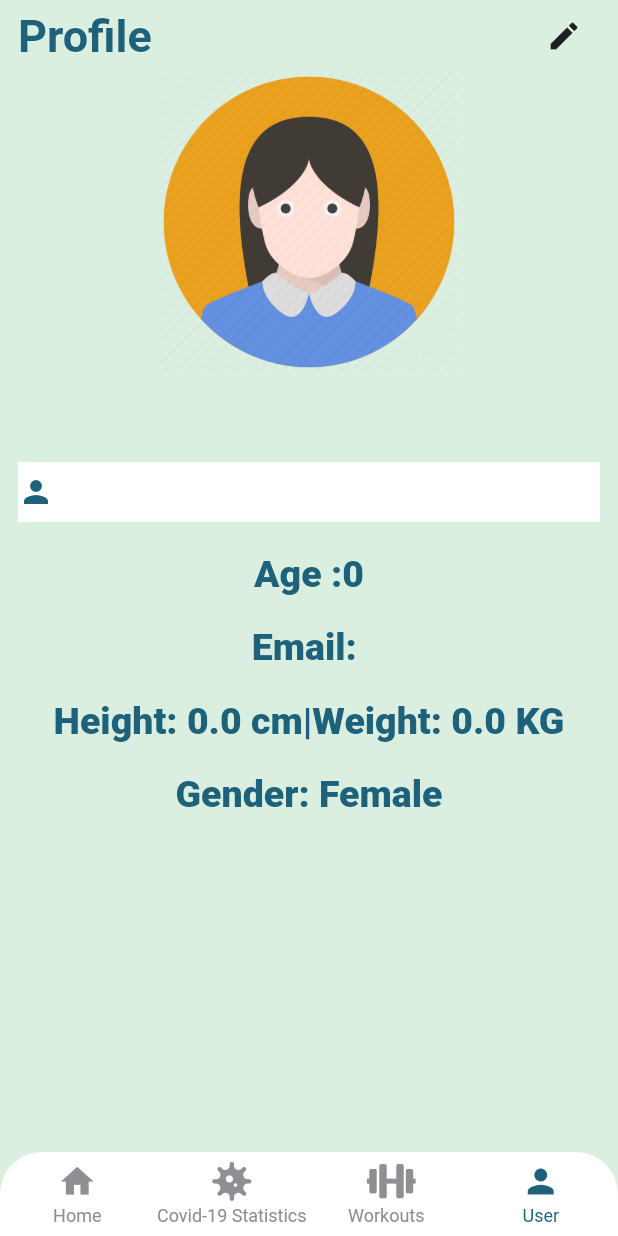
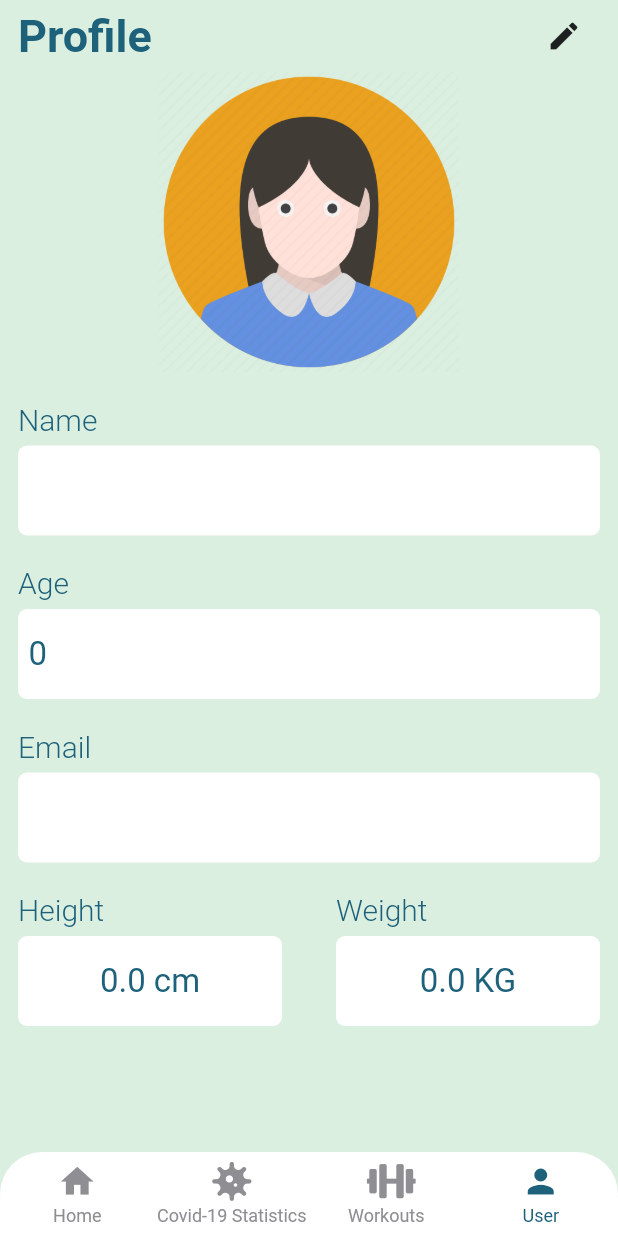
Before and after one commit to SumayaSiddique/Care_4_U_project, a Flutter app: the screen it shows once a user with an empty profile is signed in, item 4 of the bottom bar chosen, on a phone screen of 412 x 824 dp. Run offline on Flutter 3.47's test engine with Material 2 defaults, Android fonts, the phone set to English and light mode, and no system bars; drawn by our look-alikes of persistent_bottom_nav_bar; our stand-ins replace carousel_slider, cloud_firestore, firebase_auth, firebase_core, fl_chart, flutter_local_notifications and 10 more; accounts and stored records are empty; network calls fail; Roboto replaces fonts that are missing (SF Pro Rounded); project files that could hold a hidden picture were left out.

Commit message:
UserDetails Page updated

```diff
--- a/care_4_u_project/lib/Screens/UserDetails/UserDetails.dart
+++ b/care_4_u_project/lib/Screens/UserDetails/UserDetails.dart
@@ -308,21 +308,97 @@ class BuildUserInfo extends StatelessWidget {
             height: 200,
           ),
         ),
-        SizedBox(height: 60),
+        SizedBox(height: 20),
+        Text(
+          "Name",
+          style: TextStyle(
+            fontSize: 20,
+            fontWeight: FontWeight.w300,
+            color: Color(0xff1d617A),
+          ),
+        ),
+        SizedBox(height: 6),
         Container(
+          height: 60,
+          width: double.infinity,
+          decoration: BoxDecoration(
             color: Colors.white,
-          height: 40,
+            borderRadius: BorderRadius.circular(6),
+          ),
+          child: Center(
             child: Row(
               children: [
-              Icon(
-                Icons.person,
-                color: Color(0xff1d617A),
-              ),
+                SizedBox(width: 7),
                 Text(
                   usermodel.fullName,
                   style: TextStyle(
-                  fontSize: 25,
-                  fontWeight: FontWeight.w800,
+                    fontSize: 22,
+                    // fontWeight: FontWeight.w700,
+                    color: Color(0xff1d617A),
+                  ),
+                ),
+              ],
+            ),
+          ),
+        ),
+        SizedBox(height: 20),
+        Text(
+          "Age",
+          style: TextStyle(
+            fontSize: 20,
+            fontWeight: FontWeight.w300,
+            color: Color(0xff1d617A),
+          ),
+        ),
+        SizedBox(height: 6),
+        Container(
+          height: 60,
+          width: double.infinity,
+          decoration: BoxDecoration(
+            color: Colors.white,
+            borderRadius: BorderRadius.circular(6),
+          ),
+          child: Center(
+            child: Row(
+              children: [
+                SizedBox(width: 7),
+                Text(
+                  "${usermodel.age}",
+                  style: TextStyle(
+                    fontSize: 22,
+                    // fontWeight: FontWeight.w700,
+                    color: Color(0xff1d617A),
+                  ),
+                ),
+              ],
+            ),
+          ),
+        ),
+        SizedBox(height: 20),
+        Text(
+          "Email",
+          style: TextStyle(
+            fontSize: 20,
+            fontWeight: FontWeight.w300,
+            color: Color(0xff1d617A),
+          ),
+        ),
+        SizedBox(height: 6),
+        Container(
+          height: 60,
+          width: double.infinity,
+          decoration: BoxDecoration(
+            color: Colors.white,
+            borderRadius: BorderRadius.circular(6),
+          ),
+          child: Row(
+            children: [
+              SizedBox(width: 7),
+              Text(
+                usermodel.email,
+                style: TextStyle(
+                  fontSize: 22,
+                  // fontWeight: FontWeight.w700,
                   color: Color(0xff1d617A),
                 ),
               ),
@@ -330,56 +406,84 @@ class BuildUserInfo extends StatelessWidget {
           ),
         ),
         SizedBox(height: 20),
-        Center(
+        Row(
+          mainAxisAlignment: MainAxisAlignment.spaceBetween,
+          children: [
+            Column(
+              crossAxisAlignment: CrossAxisAlignment.start,
+              children: [
+                Text(
+                  "Height",
+                  style: TextStyle(
+                    fontSize: 20,
+                    fontWeight: FontWeight.w300,
+                    color: Color(0xff1d617A),
+                  ),
+                ),
+                SizedBox(height: 6),
+                Container(
+                  height: 60,
+                  width: (Get.width / 2) - 30,
+                  decoration: BoxDecoration(
+                    color: Colors.white,
+                    borderRadius: BorderRadius.circular(6),
+                  ),
+                  child: Center(
                     child: Text(
-            "Age :${usermodel.age}",
+                      usermodel.height.toString() + " cm",
                       style: TextStyle(
-              fontSize: 25,
-              fontWeight: FontWeight.w800,
+                        fontSize: 22,
+                        // fontWeight: FontWeight.w700,
                         color: Color(0xff1d617A),
                       ),
                     ),
                   ),
-        SizedBox(height: 20),
-        Center(
+                ),
+              ],
+            ),
+            Column(
+              crossAxisAlignment: CrossAxisAlignment.start,
+              children: [
+                Text(
+                  "Weight",
+                  style: TextStyle(
+                    fontSize: 20,
+                    fontWeight: FontWeight.w300,
+                    color: Color(0xff1d617A),
+                  ),
+                ),
+                SizedBox(height: 6),
+                Container(
+                  height: 60,
+                  width: (Get.width / 2) - 30,
+                  decoration: BoxDecoration(
+                    color: Colors.white,
+                    borderRadius: BorderRadius.circular(6),
+                  ),
+                  child: Center(
                     child: Text(
-            "Email: " + usermodel.email,
+                      usermodel.weight.toString() + " KG",
                       style: TextStyle(
-              fontSize: 25,
-              fontWeight: FontWeight.w800,
+                        fontSize: 22,
+                        // fontWeight: FontWeight.w700,
                         color: Color(0xff1d617A),
                       ),
                     ),
                   ),
+                ),
+              ],
+            ),
+          ],
+        ),
         SizedBox(height: 20),
-        Center(
-          child: Text(
-            "Height: " +
-                usermodel.height.toString() +
-                " cm" +
-                "|" +
-                "Weight: " +
-                usermodel.weight.toString() +
-                " KG",
-            style: TextStyle(
-              fontSize: 25,
-              fontWeight: FontWeight.w800,
-              color: Color(0xff1d617A),
-            ),
-          ),
-        ),
-        // Text("Weight: " + usermodel.weight.toString() + " KG"),
-        SizedBox(height: 20),
-        Center(
-          child: Text(
-            usermodel.isMale ? "Gender: Male" : "Gender: Female",
-            style: TextStyle(
-              fontSize: 25,
-              fontWeight: FontWeight.w800,
-              color: Color(0xff1d617A),
-            ),
-          ),
-        ),
+        // Text(
+        //   usermodel.isMale ? "Gender: Male" : "Gender: Female",
+        //   style: TextStyle(
+        //     fontSize: 25,
+        //     fontWeight: FontWeight.w800,
+        //     color: Color(0xff1d617A),
+        //   ),
+        // ),
       ],
     );
   }
```
Lines whose indentation alone changed are shown as unchanged.
